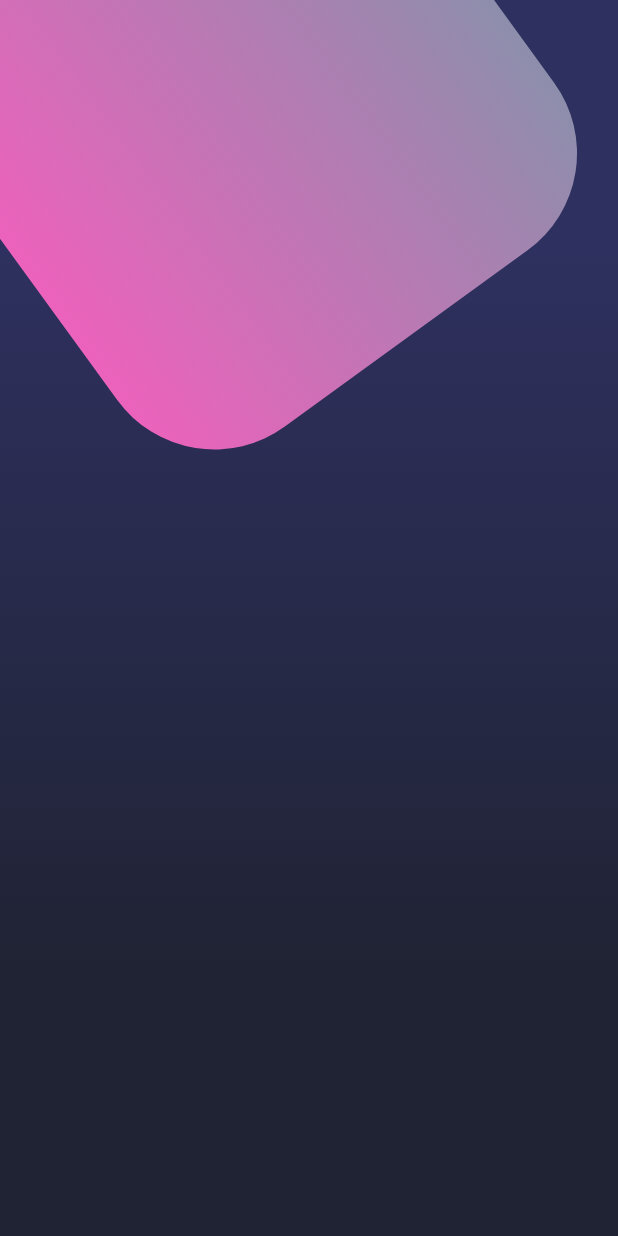
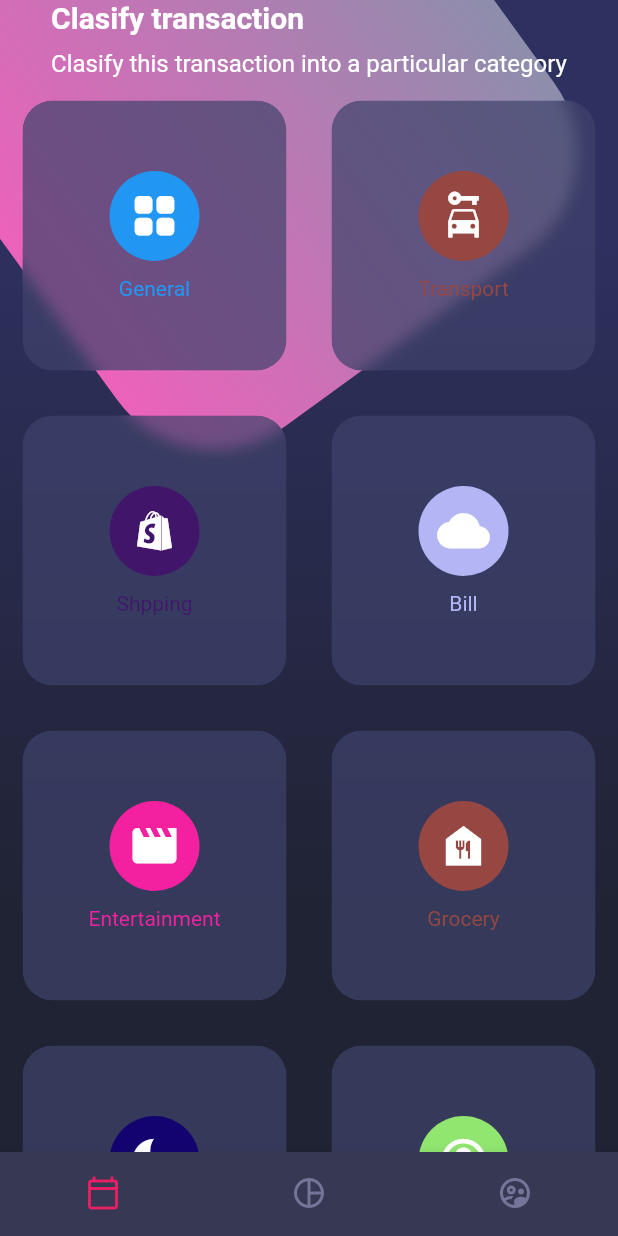
Before and after one commit to Khriz21/bassic, a Flutter app: the screen it shows after launch, on a phone screen of 412 x 824 dp. Run offline on Flutter 3.47's test engine with Material 2 defaults, Android fonts, the phone set to English and light mode, and no system bars.

Commit message:
Fin del proyecto

```diff
--- a/lib/main.dart
+++ b/lib/main.dart
@@ -1,5 +1,8 @@
+import 'dart:developer';
+
 import 'package:bassic/screens/scroll_screen.dart';
 import 'package:flutter/material.dart';
+import 'package:flutter/services.dart';
 
 import 'package:bassic/screens/screens.dart';
 
@@ -10,7 +13,10 @@ class MyApp extends StatelessWidget {
 
   @override
   Widget build(BuildContext context) {
+    SystemChrome.setSystemUIOverlayStyle(SystemUiOverlayStyle.light);
+
     return MaterialApp(
+      theme: ThemeData.dark(),
       debugShowCheckedModeBanner: false,
       title: 'Firt dessing',
       initialRoute: 'home',
--- /dev/null
+++ b/lib/widgets/card_table.dart
@@ -0,0 +1,128 @@
+import 'dart:ui';
+
+import 'package:flutter/material.dart';
+
+class CardTable extends StatelessWidget {
+  const CardTable({Key? key}) : super(key: key);
+
+  @override
+  Widget build(BuildContext context) {
+    return Table(
+      children: const [
+        TableRow(children: [
+          _SingleCard(
+            icon: Icons.grid_view_rounded,
+            title: 'General',
+            color: Colors.blue,
+          ),
+          _SingleCard(
+            icon: Icons.car_rental,
+            title: 'Transport',
+            color: Color.fromARGB(255, 150, 71, 66),
+          )
+        ]),
+        TableRow(children: [
+          _SingleCard(
+            icon: Icons.shopify_rounded,
+            title: 'Shpping',
+            color: Color.fromARGB(255, 65, 21, 106),
+          ),
+          _SingleCard(
+            icon: Icons.cloud,
+            title: 'Bill',
+            color: Color.fromARGB(255, 180, 181, 244),
+          )
+        ]),
+        TableRow(children: [
+          _SingleCard(
+            icon: Icons.movie,
+            title: 'Entertainment',
+            color: Color.fromARGB(255, 243, 33, 159),
+          ),
+          _SingleCard(
+            icon: Icons.food_bank_sharp,
+            title: 'Grocery',
+            color: Color.fromARGB(255, 150, 71, 66),
+          )
+        ]),
+        TableRow(children: [
+          _SingleCard(
+            icon: Icons.nights_stay,
+            title: 'Stay',
+            color: Color.fromARGB(255, 19, 3, 112),
+          ),
+          _SingleCard(
+            icon: Icons.help_outline_sharp,
+            title: 'Others',
+            color: Color.fromARGB(255, 145, 230, 111),
+          )
+        ]),
+      ],
+    );
+  }
+}
+
+class _SingleCard extends StatelessWidget {
+  const _SingleCard(
+      {Key? key, required this.icon, required this.title, required this.color})
+      : super(key: key);
+
+  final IconData icon;
+  final String title;
+  final Color color;
+
+  @override
+  Widget build(BuildContext context) {
+    return _CardBackground(
+      child: Column(
+        mainAxisAlignment: MainAxisAlignment.center,
+        children: [
+          CircleAvatar(
+            backgroundColor: color,
+            child: Icon(
+              icon,
+              size: 35,
+              color: Colors.white,
+            ),
+            radius: 30,
+          ),
+          const SizedBox(height: 10),
+          Text(
+            title,
+            style: TextStyle(color: color),
+          ),
+        ],
+      ),
+    );
+  }
+}
+
+class _CardBackground extends StatelessWidget {
+  const _CardBackground({
+    Key? key,
+    required this.child,
+  }) : super(key: key);
+
+  final Column child;
+
+  @override
+  Widget build(BuildContext context) {
+    return Container(
+      margin: const EdgeInsets.all(15),
+      child: ClipRRect(
+        borderRadius: BorderRadius.circular(20),
+        child: BackdropFilter(
+          filter: ImageFilter.blur(sigmaX: 5, sigmaY: 5),
+          child: Container(
+            height: 180,
+            decoration: BoxDecoration(
+              color: const Color.fromRGBO(62, 66, 107, 0.7),
+              borderRadius: BorderRadius.circular(20),
+            ),
+            child: child,
+          ),
+        ),
+      ),
+    );
+  }
+}
--- /dev/null
+++ b/lib/widgets/home/custom_bottom_navigaton.dart
@@ -0,0 +1,25 @@
+import 'package:flutter/material.dart';
+
+class CustomButtonNavigation extends StatelessWidget {
+  const CustomButtonNavigation({Key? key}) : super(key: key);
+
+  @override
+  Widget build(BuildContext context) {
+    return BottomNavigationBar(
+        selectedItemColor: Colors.pink,
+        backgroundColor: const Color.fromRGBO(55, 57, 84, 1),
+        unselectedItemColor: const Color.fromRGBO(116, 117, 152, 1),
+        showSelectedLabels: false,
+        showUnselectedLabels: false,
+        currentIndex: 0,
+        items: const [
+          BottomNavigationBarItem(
+              icon: Icon(Icons.calendar_today_outlined), label: 'Calendario'),
+          BottomNavigationBarItem(
+              icon: Icon(Icons.pie_chart_outline_outlined), label: 'Grafica'),
+          BottomNavigationBarItem(
+              icon: Icon(Icons.supervised_user_circle_outlined),
+              label: 'Usuario'),
+        ]);
+  }
+}
--- /dev/null
+++ b/lib/widgets/home/page_title.dart
@@ -0,0 +1,29 @@
+import 'package:flutter/material.dart';
+
+class PageTitle extends StatelessWidget {
+  const PageTitle({Key? key}) : super(key: key);
+
+  @override
+  Widget build(BuildContext context) {
+    return Container(
+      margin: const EdgeInsets.symmetric(horizontal: 20),
+      child: Column(
+        crossAxisAlignment: CrossAxisAlignment.start,
+        children: const [
+          Text(
+            'Clasify transaction',
+            style: TextStyle(
+                fontSize: 20, fontWeight: FontWeight.bold, color: Colors.white),
+          ),
+          SizedBox(
+            height: 10,
+          ),
+          Text(
+            'Clasify this transaction into a particular category',
+            style: TextStyle(fontSize: 16, color: Colors.white),
+          )
+        ],
+      ),
+    );
+  }
+}
--- a/lib/widgets/scroll/home_screen.dart
+++ b/lib/widgets/scroll/home_screen.dart
@@ -11,7 +11,34 @@ class HomeScreen extends StatelessWidget {
         children: const [
           //? Background
           Background(),
+          // ?Home of body
+          _HomeBody(),
         ],
+      ),
+      bottomNavigationBar: const CustomButtonNavigation(),
+    );
+  }
+}
+
+class _HomeBody extends StatelessWidget {
+  const _HomeBody({
+    Key? key,
+  }) : super(key: key);
+
+  @override
+  Widget build(BuildContext context) {
+    return SafeArea(
+      bottom: false,
+      child: SingleChildScrollView(
+        child: Column(
+          children: const [
+            //? Title
+            PageTitle(),
+
+            //? Card table
+            CardTable(),
+          ],
+        ),
       ),
     );
   }
--- a/lib/widgets/widgets.dart
+++ b/lib/widgets/widgets.dart
@@ -2,3 +2,6 @@ export 'package:bassic/widgets/basic/button_section.dart';
 export 'package:bassic/widgets/basic/title_section.dart';
 export 'package:bassic/widgets/home/background.dart';
 export 'package:bassic/widgets/scroll/main_content.dart';
+export 'package:bassic/widgets/home/page_title.dart';
+export 'package:bassic/widgets/home/custom_bottom_navigaton.dart';
+export 'package:bassic/widgets/card_table.dart';
```
